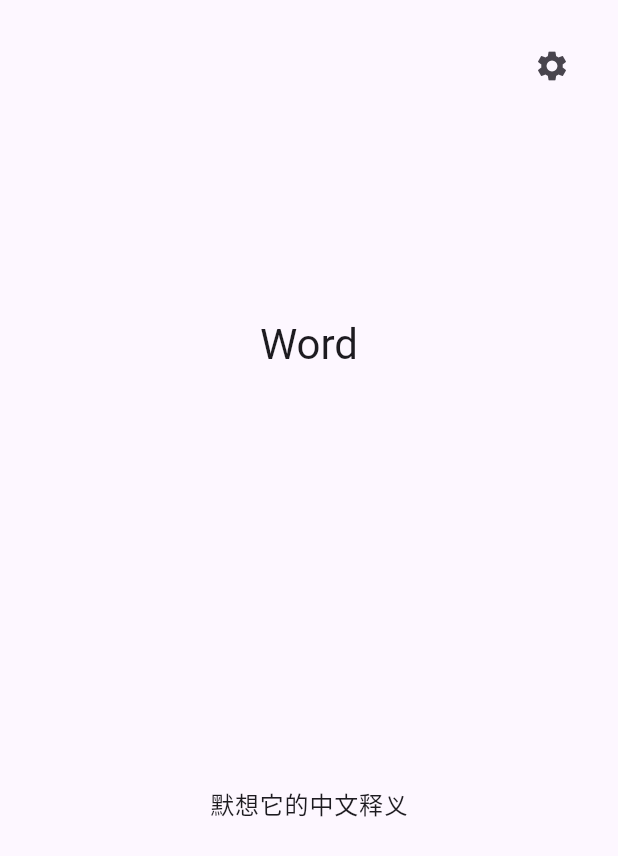
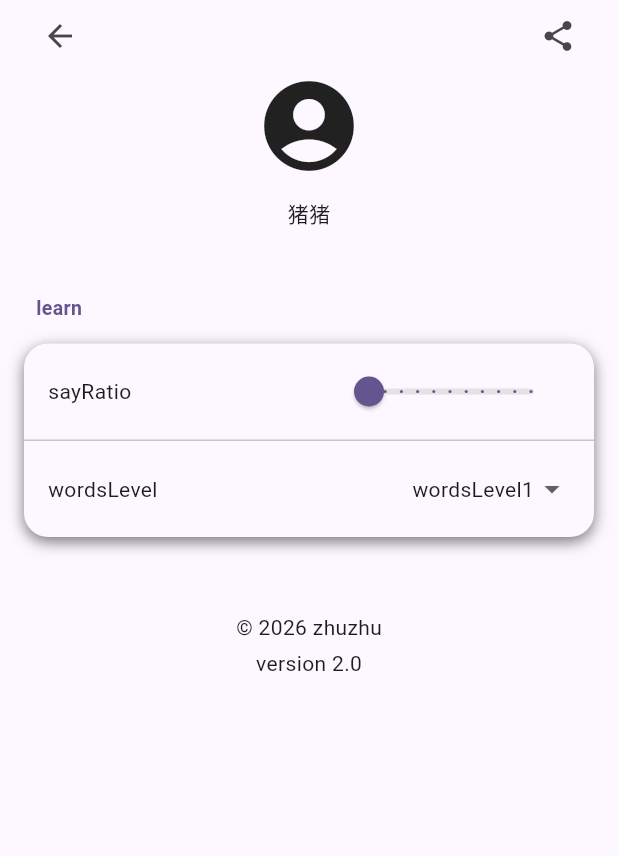
Before and after one commit to muyu66/hearai-flutter, a Flutter app: the HomePage screen opened by its route, scrolled down 576 dp, after a tap on the "settings" icon, on a phone screen of 412 x 824 dp. Shown: the top 856 px of the screen. Run offline on Flutter 3.47's test engine with Material 3 defaults, Android fonts, the light colour scheme and no system bars; our stand-ins replace dio, font_awesome_flutter, get_it, go_router.

Commit message:
add 前端基础架构完成

```diff
--- a/lib/core/extensions/context_extensions.dart
+++ b/lib/core/extensions/context_extensions.dart
@@ -12,8 +12,4 @@ extension BuildContextX on BuildContext {
   Size get mediaSize => MediaQuery.sizeOf(this);
   double get screenWidth => mediaSize.width;
   double get screenHeight => mediaSize.height;
-
-  // --- Navigation ---
-  NavigatorState get navigator => Navigator.of(this);
-  void pop<T>([T? result]) => navigator.pop(result);
 }
--- a/lib/core/router/app_router.dart
+++ b/lib/core/router/app_router.dart
@@ -2,6 +2,7 @@ import 'package:go_router/go_router.dart';
 import 'package:hearai/features/home/home.dart';
 import 'package:hearai/features/sign_up/sign_up.dart';
 import 'package:hearai/features/splash/splash.dart';
+import 'package:hearai/features/setting/setting.dart';
 
 import 'route_paths.dart';
 
@@ -28,5 +29,10 @@ final GoRouter appRouter = GoRouter(
       name: 'initSettings',
       builder: (context, state) => const InitSettingsPage(),
     ),
+    GoRoute(
+      path: RoutePaths.setting,
+      name: 'setting',
+      builder: (context, state) => const SettingPage(),
+    ),
   ],
 );
--- a/lib/core/router/route_paths.dart
+++ b/lib/core/router/route_paths.dart
@@ -4,4 +4,5 @@ abstract final class RoutePaths {
   static const String underConstruction = '/under-construction';
   static const String signUp = '/sign-up';
   static const String initSettings = '/init-settings';
+  static const String setting = '/setting';
 }
--- a/lib/features/home/presentation/pages/home_page.dart
+++ b/lib/features/home/presentation/pages/home_page.dart
@@ -1,6 +1,7 @@
 import 'package:flutter/material.dart';
 import 'package:hearai/core/core.dart';
 import 'package:hearai/features/home/home.dart';
+import 'package:go_router/go_router.dart';
 
 // 主页
 class HomePage extends StatefulWidget {
@@ -34,6 +35,7 @@ class _HomePageState extends State<HomePage> {
                   _displayBottomHint = false;
                 });
               },
+              physics: _OnlyNextPagePhysics(),
               scrollDirection: Axis.vertical,
               itemCount: 3,
               itemBuilder: (context, index) {
@@ -48,7 +50,9 @@ class _HomePageState extends State<HomePage> {
                 mainAxisAlignment: MainAxisAlignment.end,
                 children: [
                   IconButton(
-                    onPressed: () {},
+                    onPressed: () {
+                      context.push(RoutePaths.setting);
+                    },
                     icon: const Icon(Icons.settings),
                   ),
                 ],
@@ -75,3 +79,23 @@ class _HomePageState extends State<HomePage> {
     );
   }
 }
+
+/// 只允许下一个页面滑动
+class _OnlyNextPagePhysics extends ScrollPhysics {
+  const _OnlyNextPagePhysics({super.parent});
+
+  @override
+  _OnlyNextPagePhysics applyTo(ScrollPhysics? ancestor) {
+    return _OnlyNextPagePhysics(parent: buildParent(ancestor));
+  }
+
+  @override
+  double applyBoundaryConditions(ScrollMetrics position, double value) {
+    // 禁止回滑
+    if (value < position.pixels) {
+      return value - position.pixels;
+    }
+
+    return super.applyBoundaryConditions(position, value);
+  }
+}
--- /dev/null
+++ b/lib/features/setting/presentation/pages/setting_page.dart
@@ -0,0 +1,120 @@
+import 'package:flutter/material.dart';
+import 'package:go_router/go_router.dart';
+import 'package:hearai/core/core.dart';
+import 'package:hearai/features/setting/setting.dart';
+
+class SettingPage extends StatefulWidget {
+  const SettingPage({super.key});
+
+  @override
+  State<SettingPage> createState() => _SettingPageState();
+}
+
+class _SettingPageState extends State<SettingPage> {
+  @override
+  void initState() {
+    super.initState();
+  }
+
+  @override
+  Widget build(BuildContext context) {
+    return Scaffold(
+      body: ListView(
+        children: [
+          _buildHeader(context),
+          const SizedBox(height: 16),
+
+          // 学习设置
+          SectionTitle(
+            title: 'learn',
+            children: [
+              SliderTile(
+                title: 'sayRatio',
+                value: 0,
+                divisions: 10,
+                onChanged: (value) {
+                  setState(() {
+                    // _userProfile.sayRatio = value;
+                  });
+                },
+                onChangeEnd: (value) {
+                  // _updateSayRatio(value);
+                },
+              ),
+              DropdownSelectionTile<int>(
+                title: 'wordsLevel',
+                value: 1,
+                items: [
+                  DropdownMenuItem(value: 1, child: Text('wordsLevel1')),
+                  DropdownMenuItem(value: 2, child: Text('wordsLevel2')),
+                  DropdownMenuItem(value: 3, child: Text('wordsLevel3')),
+                  DropdownMenuItem(value: 4, child: Text('wordsLevel4')),
+                  DropdownMenuItem(value: 5, child: Text('wordsLevel5')),
+                ],
+                onChanged: (value) async {
+                  if (value == null) return;
+                  // _updateWordsLevel(value);
+                },
+              ),
+            ],
+          ),
+
+          const SizedBox(height: 42),
+          _buildCopyright(context),
+          const SizedBox(height: 52),
+        ],
+      ),
+    );
+  }
+
+  // Header 区域
+  Widget _buildHeader(BuildContext context) {
+    return Container(
+      width: double.infinity,
+      margin: const EdgeInsets.symmetric(horizontal: 16),
+      padding: const EdgeInsets.only(bottom: 22),
+      child: Column(
+        children: [
+          Row(
+            mainAxisAlignment: MainAxisAlignment.spaceBetween,
+            children: [
+              // 返回
+              IconButton(
+                iconSize: 24,
+                icon: Icon(Icons.arrow_back),
+                onPressed: () async {
+                  HapticsManager.light();
+                  context.pop();
+                },
+              ),
+              // 分享
+              IconButton(
+                iconSize: 24,
+                icon: Icon(Icons.share),
+                onPressed: () async {
+                  HapticsManager.light();
+                },
+              ),
+            ],
+          ),
+          Icon(Icons.account_circle, size: 72),
+          const SizedBox(height: 12),
+          Text("猪猪"),
+        ],
+      ),
+    );
+  }
+
+  // 版权
+  Widget _buildCopyright(BuildContext context) {
+    return Center(
+      child: Column(
+        children: [
+          Text("© 2026 zhuzhu"),
+          const SizedBox(height: 4),
+          Text("version 2.0"),
+        ],
+      ),
+    );
+  }
+}
--- /dev/null
+++ b/lib/features/setting/presentation/widgets/dropdown_selection_tile.dart
@@ -0,0 +1,56 @@
+import 'package:flutter/material.dart';
+import 'package:hearai/core/core.dart';
+
+// 下拉选择组件（使用 DropdownMenuItem）
+class DropdownSelectionTile<T> extends StatelessWidget {
+  final String title;
+  final T value;
+  final List<DropdownMenuItem<T>> items;
+  final Function(T?) onChanged;
+
+  const DropdownSelectionTile({
+    super.key,
+    required this.title,
+    required this.value,
+    required this.items,
+    required this.onChanged,
+  });
+
+  @override
+  Widget build(BuildContext context) {
+    final t = Theme.of(context).textTheme;
+
+    return Padding(
+      padding: const EdgeInsets.symmetric(horizontal: 16, vertical: 8),
+      child: Row(
+        children: [
+          Expanded(
+            child: Column(
+              crossAxisAlignment: CrossAxisAlignment.start,
+              children: [Text(title)],
+            ),
+          ),
+          const SizedBox(width: 8),
+          DropdownButtonHideUnderline(
+            child: DropdownButton<T>(
+              value: value,
+              alignment: Alignment.centerRight,
+              items: items,
+              onChanged: (T? newValue) {
+                onChanged(newValue);
+              },
+              onTap: () {
+                HapticsManager.light();
+              },
+              enableFeedback: true,
+              icon: const Icon(Icons.arrow_drop_down, size: 24),
+              elevation: 2,
+              borderRadius: BorderRadius.circular(8),
+              style: t.bodyMedium,
+            ),
+          ),
+        ],
+      ),
+    );
+  }
+}
--- /dev/null
+++ b/lib/features/setting/presentation/widgets/section_tile.dart
@@ -0,0 +1,58 @@
+import 'package:flutter/material.dart';
+
+// 分组标题
+class SectionTitle extends StatelessWidget {
+  final String title;
+  final List<Widget> children;
+
+  const SectionTitle({super.key, required this.title, required this.children});
+
+  @override
+  Widget build(BuildContext context) {
+    final c = Theme.of(context).colorScheme;
+
+    return Column(
+      crossAxisAlignment: CrossAxisAlignment.start,
+      children: [
+        Padding(
+          padding: const EdgeInsets.symmetric(horizontal: 24, vertical: 6),
+          child: Text(
+            title,
+            style: TextStyle(
+              fontSize: 13,
+              fontWeight: FontWeight.w600,
+              color: c.primary,
+            ),
+          ),
+        ),
+        Container(
+          margin: const EdgeInsets.symmetric(horizontal: 16, vertical: 8),
+          decoration: BoxDecoration(
+            color: c.surface,
+            borderRadius: BorderRadius.circular(16),
+            boxShadow: [
+              BoxShadow(
+                color: c.outline,
+                blurRadius: 8,
+                offset: const Offset(0, 3),
+              ),
+            ],
+          ),
+          child: Column(
+            children: children.asMap().entries.map((entry) {
+              final index = entry.key;
+              final widget = entry.value;
+              return Column(
+                children: [
+                  widget,
+                  if (index != children.length - 1)
+                    Divider(height: 1, thickness: 1, color: c.outlineVariant),
+                ],
+              );
+            }).toList(),
+          ),
+        ),
+      ],
+    );
+  }
+}
--- /dev/null
+++ b/lib/features/setting/presentation/widgets/slider_tile.dart
@@ -0,0 +1,64 @@
+import 'package:flutter/material.dart';
+import 'package:hearai/core/core.dart';
+
+class SliderTile extends StatelessWidget {
+  final String title;
+  final int value;
+  final Function(int) onChanged;
+  final Function(int) onChangeEnd;
+  final int min;
+  final int max;
+  final int divisions;
+
+  const SliderTile({
+    super.key,
+    required this.title,
+    required this.value,
+    required this.onChanged,
+    required this.onChangeEnd,
+    this.min = 0,
+    this.max = 100,
+    this.divisions = 100,
+  });
+
+  @override
+  Widget build(BuildContext context) {
+    final c = Theme.of(context).colorScheme;
+    final t = Theme.of(context).textTheme;
+
+    return Padding(
+      padding: const EdgeInsets.symmetric(horizontal: 16, vertical: 8),
+      child: Row(
+        crossAxisAlignment: CrossAxisAlignment.center,
+        mainAxisAlignment: MainAxisAlignment.spaceBetween,
+        children: [
+          Text(title, style: t.bodyMedium),
+          Row(
+            mainAxisAlignment: MainAxisAlignment.end,
+            children: [
+              SizedBox(
+                width: 160,
+                child: Slider(
+                  value: value.toDouble(),
+                  min: min.toDouble(),
+                  max: max.toDouble(),
+                  divisions: divisions,
+                  label: value.toString(),
+                  activeColor: c.primary,
+                  onChangeEnd: (double newValue) {
+                    HapticsManager.light();
+                    onChangeEnd(newValue.round());
+                  },
+                  onChanged: (double newValue) {
+                    HapticsManager.light();
+                    onChanged(newValue.round());
+                  },
+                ),
+              ),
+            ],
+          ),
+        ],
+      ),
+    );
+  }
+}
--- /dev/null
+++ b/lib/features/setting/setting.dart
@@ -0,0 +1,5 @@
+export 'presentation/pages/setting_page.dart';
+
+export 'presentation/widgets/section_tile.dart';
+export 'presentation/widgets/slider_tile.dart';
+export 'presentation/widgets/dropdown_selection_tile.dart';
--- a/lib/features/sign_up/presentation/pages/init_settings_page.dart
+++ b/lib/features/sign_up/presentation/pages/init_settings_page.dart
@@ -70,7 +70,7 @@ class _InitSettingsPageState extends State<InitSettingsPage> {
                   label: "让我们开始！",
                   onPressed: () {
                     HapticsManager.light();
-                    context.go(RoutePaths.home);
+                    context.push(RoutePaths.home);
                   },
                 ),
               ],
--- a/lib/features/sign_up/presentation/pages/sign_up_page.dart
+++ b/lib/features/sign_up/presentation/pages/sign_up_page.dart
@@ -29,7 +29,7 @@ class _SignUpPageState extends State<SignUpPage> {
     } finally {
       if (mounted) {
         setState(() => _isGoogleLoading = false);
-        context.go(RoutePaths.initSettings);
+        context.push(RoutePaths.initSettings);
       }
     }
   }
@@ -41,7 +41,7 @@ class _SignUpPageState extends State<SignUpPage> {
     } finally {
       if (mounted) {
         setState(() => _isWechatLoading = false);
-        context.go(RoutePaths.initSettings);
+        context.push(RoutePaths.initSettings);
       }
     }
   }
```
